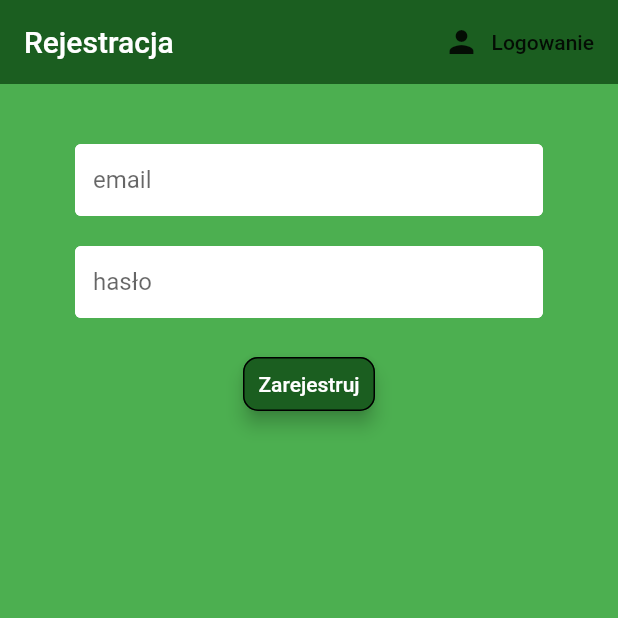
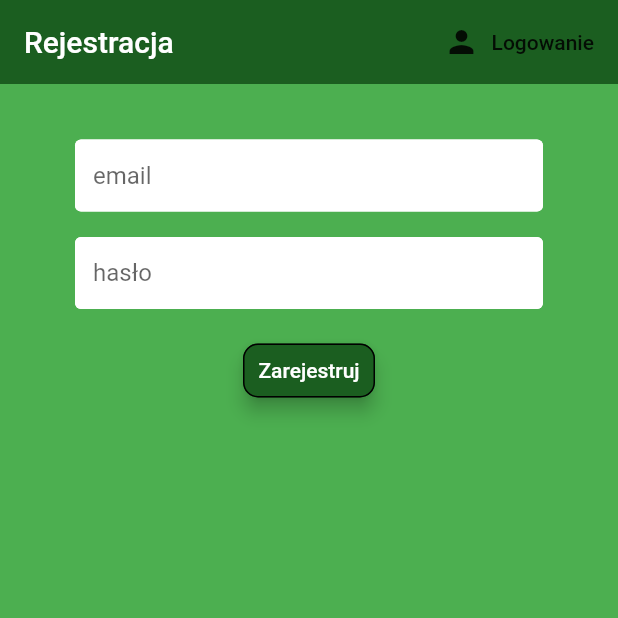
Before and after one commit to baru95/polskie_parki_narodowe, a Flutter app: the screen it shows after launch, after a tap on "Zaloguj", after a tap on "Rejestracja", on a phone screen of 412 x 824 dp, the top half of it. Run offline on Flutter 3.47's test engine with Material 2 defaults, Android fonts, the phone set to English and light mode, and no system bars; our stand-ins replace carousel_slider, cloud_firestore, firebase_auth, flutter_spinkit, google_maps_flutter; accounts and stored records are empty.

```diff
--- a/lib/screens/authenticate/register.dart
+++ b/lib/screens/authenticate/register.dart
@@ -46,7 +46,7 @@ class _RegisterState extends State<Register> {
                 key: _formKey,
                 child: Column(
                   children: <Widget>[
-                    SizedBox(height: 20.0),
+                    SizedBox(height: 17.0),
                     TextFormField(
                       decoration:
                           textInputDecoration.copyWith(hintText: 'email'),
@@ -55,7 +55,7 @@ class _RegisterState extends State<Register> {
                         setState(() => email = val);
                       },
                     ),
-                    SizedBox(height: 20.0),
+                    SizedBox(height: 17.0),
                     TextFormField(
                       decoration:
                           textInputDecoration.copyWith(hintText: 'hasło'),
@@ -67,7 +67,7 @@ class _RegisterState extends State<Register> {
                         setState(() => password = val);
                       },
                     ),
-                    SizedBox(height: 20.0),
+                    SizedBox(height: 17.0),
                     RaisedButton(
                         elevation: 5.0,
                         color: Theme.of(context).primaryColor,
--- a/lib/screens/authenticate/sign_in.dart
+++ b/lib/screens/authenticate/sign_in.dart
@@ -45,7 +45,7 @@ class _SignInState extends State<SignIn> {
                 key: _formKey,
                 child: Column(
                   children: <Widget>[
-                    SizedBox(height: 20.0),
+                    SizedBox(height: 17.0),
                     TextFormField(
                       decoration:
                           textInputDecoration.copyWith(hintText: 'email'),
@@ -54,7 +54,7 @@ class _SignInState extends State<SignIn> {
                         setState(() => email = val);
                       },
                     ),
-                    SizedBox(height: 20.0),
+                    SizedBox(height: 17.0),
                     TextFormField(
                       obscureText: true,
                       decoration:
@@ -66,7 +66,7 @@ class _SignInState extends State<SignIn> {
                         setState(() => password = val);
                       },
                     ),
-                    SizedBox(height: 20.0),
+                    SizedBox(height: 17.0),
                     RaisedButton(
                       elevation: 5.0,
                       color: Theme.of(context).primaryColor,
--- a/lib/screens/home/home_page.dart
+++ b/lib/screens/home/home_page.dart
@@ -64,9 +64,9 @@ class _HomePageState extends State<HomePage> {
   }
 
   final curiosities = [
-    'Póki co ustanowiono 23 parki narodowe w Polsce, ale ich liczba może w przyszłości wzrosnąć.',
+    // 'Póki co ustanowiono 23 parki narodowe w Polsce, ale ich liczba może w przyszłości wzrosnąć.',
     'Jednym z planowanych nowych może być Jurajski Park Narodowy, który objąć ma część Wyżyny Krakowsko-Częstochowskiej.',
-    'Pierwszym ustanowionym parkiem narodowym w Polsce był Pieniński Park Narodowy otwarty w 1932 roku.',
+    // 'Pierwszym ustanowionym parkiem narodowym w Polsce był Pieniński Park Narodowy otwarty w 1932 roku.',
     // 'Jednym z najciekawszych jest Słowiński Park Narodowy z imponującymi wydmami.',
     'Park Narodowy Gór Stołowych kojarzy się przede wszystkim z widokiem Szczelińca, który złośliwi nazywają polskim Uluru.',
     // 'Parki Narodowe w Polsce zajmują około 1% powierzchni - to niedużo. Największy - Biebrzański Park Narodowy - zajmuje nieco poniżej 60 tys. hektarów.',
--- a/lib/screens/parks/park_gallery.dart
+++ b/lib/screens/parks/park_gallery.dart
@@ -76,7 +76,7 @@ class _ParkGalleryState extends State<ParkGallery> {
               }).toList(),
             ),
             SizedBox(
-              height: 20,
+              height: 10,
             ),
             Row(
               mainAxisAlignment: MainAxisAlignment.center,
@@ -95,7 +95,7 @@ class _ParkGalleryState extends State<ParkGallery> {
               }),
             ),
             SizedBox(
-              height: 20.0,
+              height: 10.0,
             ),
             Row(
               mainAxisAlignment: MainAxisAlignment.spaceAround,
```
Also changed, not shown: lib/screens/questionnaire/formularz.dart (+8 -1 lines).
